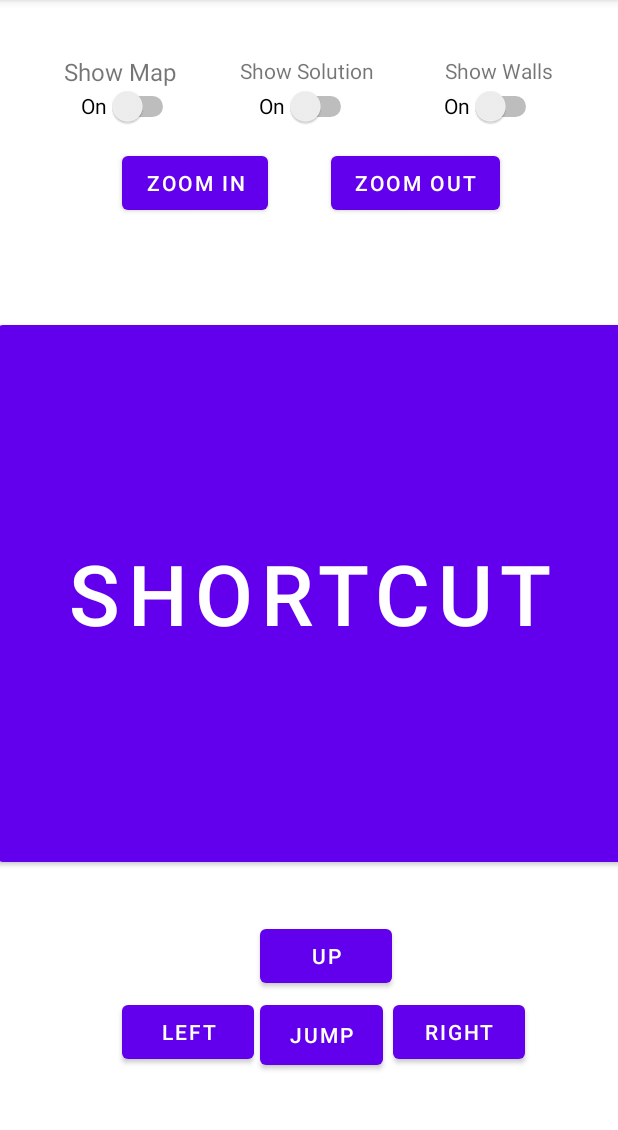
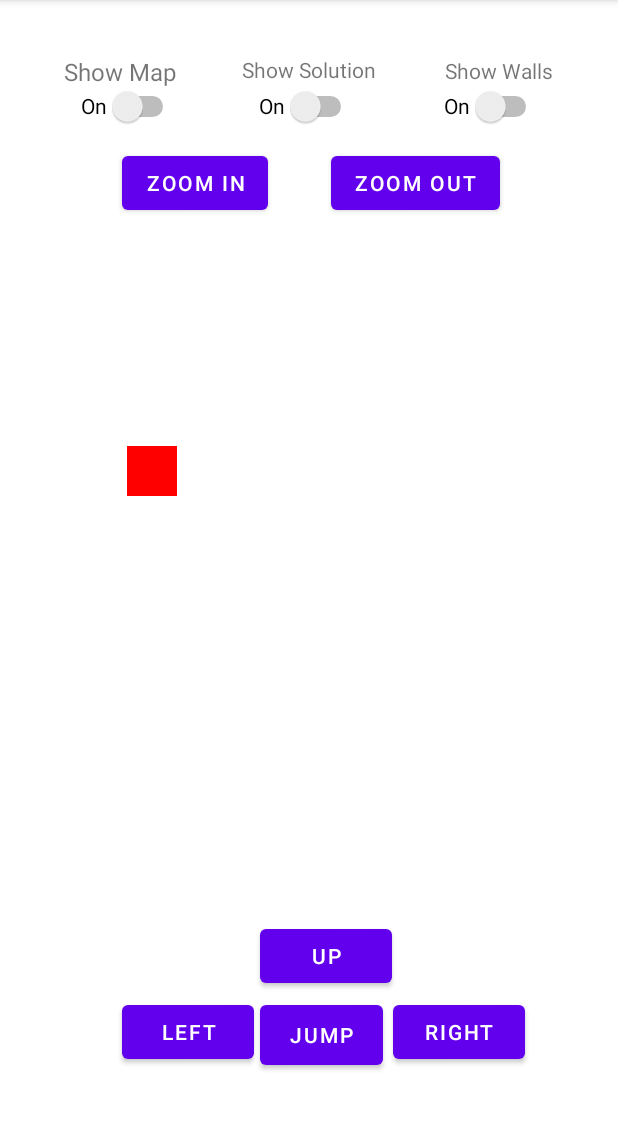
Before and after one commit to jmpark2001/AMazeByJustinPark, an Android app: the PlayManuallyActivity screen opened directly, with no data from a screen before it, on a phone screen of 412 x 824 dp, the part 84-1214 px from its top. Run offline under Robolectric (Android 15) with nearby library versions, the phone set to English and light mode, and no system bars.

Commit message:
Created custom view for PlayManually

```diff
--- a/app/build.gradle
+++ b/app/build.gradle
@@ -29,7 +29,7 @@ android {
 
 dependencies {
 
-    implementation 'androidx.appcompat:appcompat:1.2.0'
+    implementation 'androidx.appcompat:appcompat:1.4.0'
     implementation 'com.google.android.material:material:1.3.0'
     implementation 'androidx.constraintlayout:constraintlayout:2.0.4'
     testImplementation 'junit:junit:4.+'
--- a/app/src/main/java/edu/wm/cs/cs301/JustinPark/gui/MazePanel.java
+++ b/app/src/main/java/edu/wm/cs/cs301/JustinPark/gui/MazePanel.java
@@ -1,10 +1,50 @@
 package edu.wm.cs.cs301.JustinPark.gui;
 
 import android.content.Context;
+import android.graphics.Bitmap;
+import android.graphics.Canvas;
+import android.graphics.Color;
+import android.graphics.Paint;
+import android.graphics.Rect;
+import android.util.AttributeSet;
 import android.view.View;
 
 public class MazePanel extends View {
+    private Canvas canvas;
+    private Bitmap bitmap;
+    private Paint paint;
+
     public MazePanel(Context context) {
         super(context);
+        bitmap = Bitmap.createBitmap(Constants.VIEW_WIDTH, Constants.VIEW_HEIGHT, Bitmap.Config.ARGB_8888);
+        canvas = new Canvas();
+        paint = new Paint();
+        paint.setStyle(Paint.Style.FILL);
+    }
+
+    public MazePanel(Context context, AttributeSet attributeSet){
+        super(context, attributeSet);
+        bitmap = Bitmap.createBitmap(Constants.VIEW_WIDTH, Constants.VIEW_HEIGHT, Bitmap.Config.ARGB_8888);
+        canvas = new Canvas();
+        paint = new Paint();
+        paint.setStyle(Paint.Style.FILL);
+    }
+
+    @Override
+    public void onDraw(Canvas canvas){
+        super.onDraw(canvas);
+        //setColor(Color.RED);
+        paint.setColor(Color.RED);
+        paint.setStrokeWidth(3);
+        canvas.drawRect(130, 130, 180, 180, paint);
+        canvas.drawBitmap(bitmap, null, new Rect(0, 0, canvas.getWidth(), canvas.getHeight()), paint);
+    }
+
+    public void setColor(int rgb){
+        paint.setColor(rgb);
+    }
+
+    public int getColor(){
+        return paint.getColor();
     }
 }
--- a/app/src/main/java/edu/wm/cs/cs301/JustinPark/gui/PlayManuallyActivity.java
+++ b/app/src/main/java/edu/wm/cs/cs301/JustinPark/gui/PlayManuallyActivity.java
@@ -18,17 +18,18 @@ public class PlayManuallyActivity extends AppCompatActivity {
     private static final String TAG = "PlayManuallyActivity";
     private Button up, left, right, jump, shortcut;
     private Switch map, solution, walls;
+    MazePanel panel;
 
     @Override
     protected void onCreate(Bundle savedInstanceState) {
         super.onCreate(savedInstanceState);
         setContentView(R.layout.activity_play_manually);
 
+        panel = findViewById(R.id.mazePanel);
         up = (Button) findViewById(R.id.up);
         left = (Button) findViewById(R.id.left);
         right = (Button) findViewById(R.id.right);
         jump = (Button) findViewById(R.id.jump);
-        shortcut = (Button) findViewById(R.id.ShortCut);
 
         map = findViewById(R.id.mapSwitch);
         map.setOnCheckedChangeListener(new CompoundButton.OnCheckedChangeListener() {
@@ -97,15 +98,6 @@ public class PlayManuallyActivity extends AppCompatActivity {
                 Toast.makeText(getBaseContext(), "Jump", Toast.LENGTH_SHORT).show();
             }
         });
-
-        shortcut.setOnClickListener(new View.OnClickListener() {
-            @Override
-            public void onClick(View v) {
-                Log.v(TAG, "ShortCut Button Clicked");
-                Toast.makeText(getBaseContext(), "ShortCut", Toast.LENGTH_SHORT).show();
-                playWinningActivity();
-            }
-        });
     }
 
     private void playWinningActivity(){
--- a/app/src/main/res/layout/activity_play_manually.xml
+++ b/app/src/main/res/layout/activity_play_manually.xml
@@ -6,18 +6,6 @@
     android:layout_height="match_parent"
     tools:context=".gui.PlayManuallyActivity">
 
-    <Button
-        android:id="@+id/ShortCut"
-        android:layout_width="418dp"
-        android:layout_height="370dp"
-        android:text="@string/shortcut"
-        android:textSize="56sp"
-        app:layout_constraintBottom_toBottomOf="parent"
-        app:layout_constraintEnd_toEndOf="parent"
-        app:layout_constraintHorizontal_bias="0.498"
-        app:layout_constraintStart_toStartOf="parent"
-        app:layout_constraintTop_toTopOf="parent"
-        app:layout_constraintVertical_bias="0.53" />
 
     <TextView
         android:id="@+id/showMap"
@@ -38,11 +26,10 @@
         android:layout_height="wrap_content"
         android:text="@string/showSolution"
         app:layout_constraintBottom_toBottomOf="parent"
-        app:layout_constraintEnd_toEndOf="@+id/ShortCut"
-        app:layout_constraintHorizontal_bias="0.491"
+        app:layout_constraintEnd_toEndOf="parent"
         app:layout_constraintStart_toStartOf="parent"
         app:layout_constraintTop_toTopOf="parent"
-        app:layout_constraintVertical_bias="0.05" />
+        app:layout_constraintVertical_bias="0.049" />
 
     <TextView
         android:id="@+id/showWall"
@@ -169,4 +156,16 @@
         app:layout_constraintStart_toStartOf="parent"
         app:layout_constraintTop_toTopOf="parent"
         app:layout_constraintVertical_bias="0.927" />
+
+
+    <edu.wm.cs.cs301.JustinPark.gui.MazePanel
+        android:id="@+id/mazePanel"
+        android:layout_width="418dp"
+        android:layout_height="370dp"
+        app:layout_constraintBottom_toBottomOf="parent"
+        app:layout_constraintEnd_toEndOf="parent"
+        app:layout_constraintHorizontal_bias="0.498"
+        app:layout_constraintStart_toStartOf="parent"
+        app:layout_constraintTop_toTopOf="parent"
+        app:layout_constraintVertical_bias="0.53" />
 </androidx.constraintlayout.widget.ConstraintLayout>
--- a/build.gradle
+++ b/build.gradle
@@ -5,7 +5,7 @@ buildscript {
         mavenCentral()
     }
     dependencies {
-        classpath "com.android.tools.build:gradle:7.0.3"
+        classpath "com.android.tools.build:gradle:7.0.4"
 
         // NOTE: Do not place your application dependencies here; they belong
         // in the individual module build.gradle files
```
